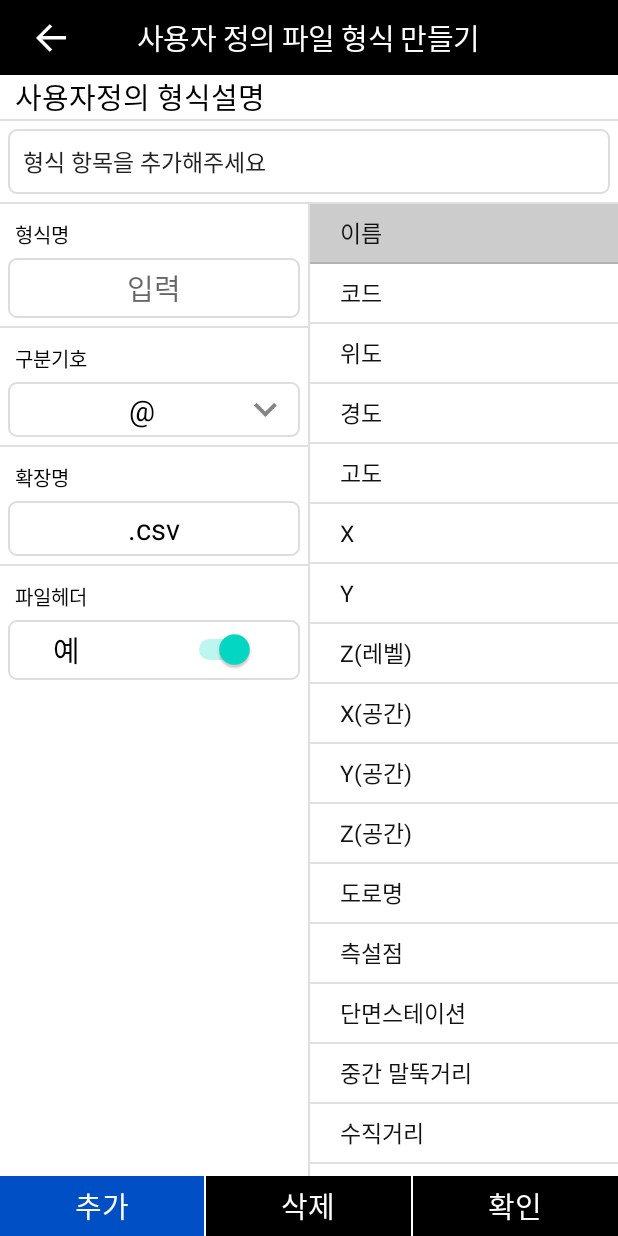
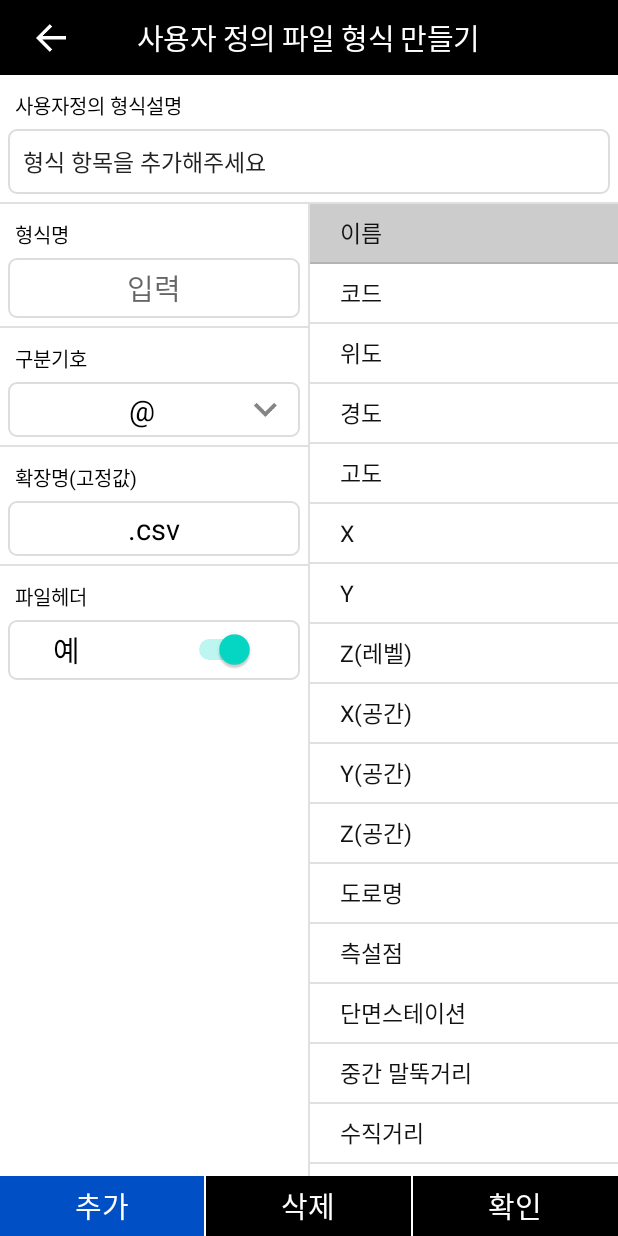
Before and after one commit to developer-caleb/gnss05, an Android app: the UserFormatMake screen opened directly, with no data from a screen before it, on a phone screen of 412 x 824 dp. Run offline under Robolectric (Android 15) with nearby library versions, the phone set to English and light mode, and no system bars; our stand-ins replace data binding.

Commit message:
7.8 시작!!
일단 되긴 되는 거 같음

```diff
--- a/app/src/main/res/layout/activity_user_format.xml
+++ b/app/src/main/res/layout/activity_user_format.xml
@@ -27,15 +27,12 @@
             android:id="@+id/textView8"
             android:layout_width="match_parent"
             android:layout_height="wrap_content"
+            android:layout_marginTop="10dp"
             android:paddingLeft="10dp"
+            android:textSize="13dp"
             android:text="사용자정의 형식설명"
             android:textColor="@color/black" />
 
-        <View
-            android:id="@+id/divider7"
-            android:layout_width="match_parent"
-            android:layout_height="1dp"
-            android:background="?android:attr/listDivider" />
 
         <TextView
             android:id="@+id/tv_userformat"
@@ -75,9 +72,10 @@
                         android:layout_height="wrap_content"
                         android:layout_marginTop="10dp"
                         android:paddingLeft="10dp"
+                        android:textSize="13dp"
                         android:text="형식명"
                         android:textColor="#000000"
-                        android:textSize="13dp" />
+                         />
 
                     <EditText
                         android:id="@+id/editTextTextPersonName"
@@ -148,7 +146,7 @@
                         android:layout_height="wrap_content"
                         android:layout_marginTop="10dp"
                         android:paddingLeft="10dp"
-                        android:text="확장명"
+                        android:text="확장명(고정값)"
                         android:textColor="#000000"
                         android:textSize="13dp" />
 
```
